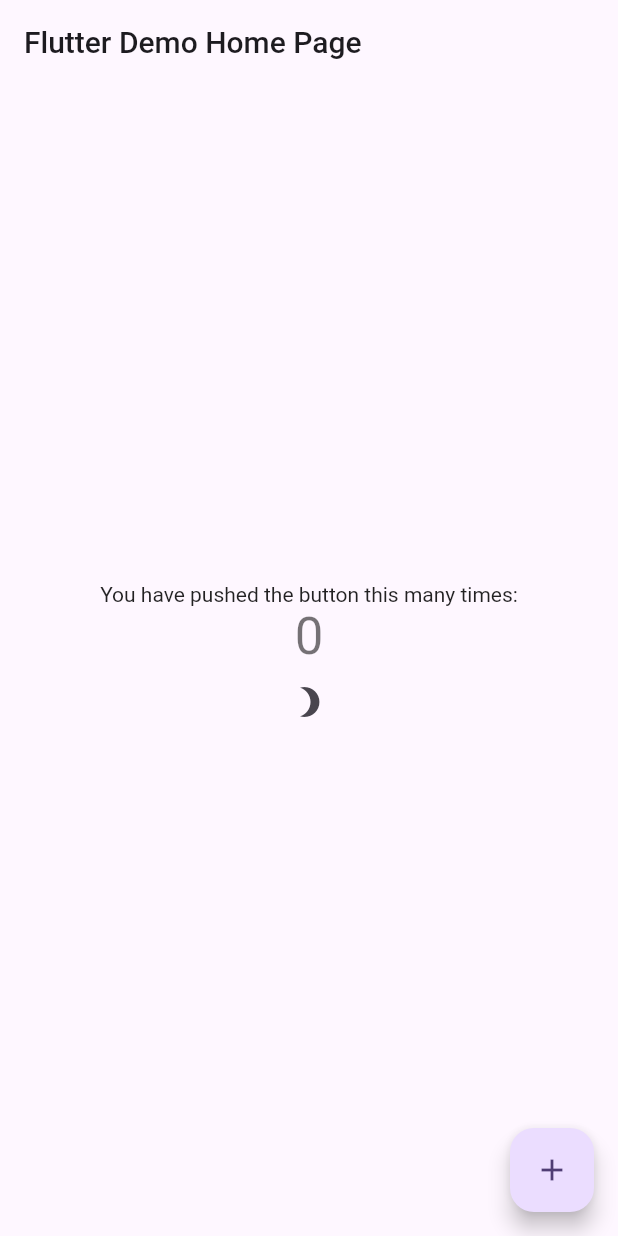
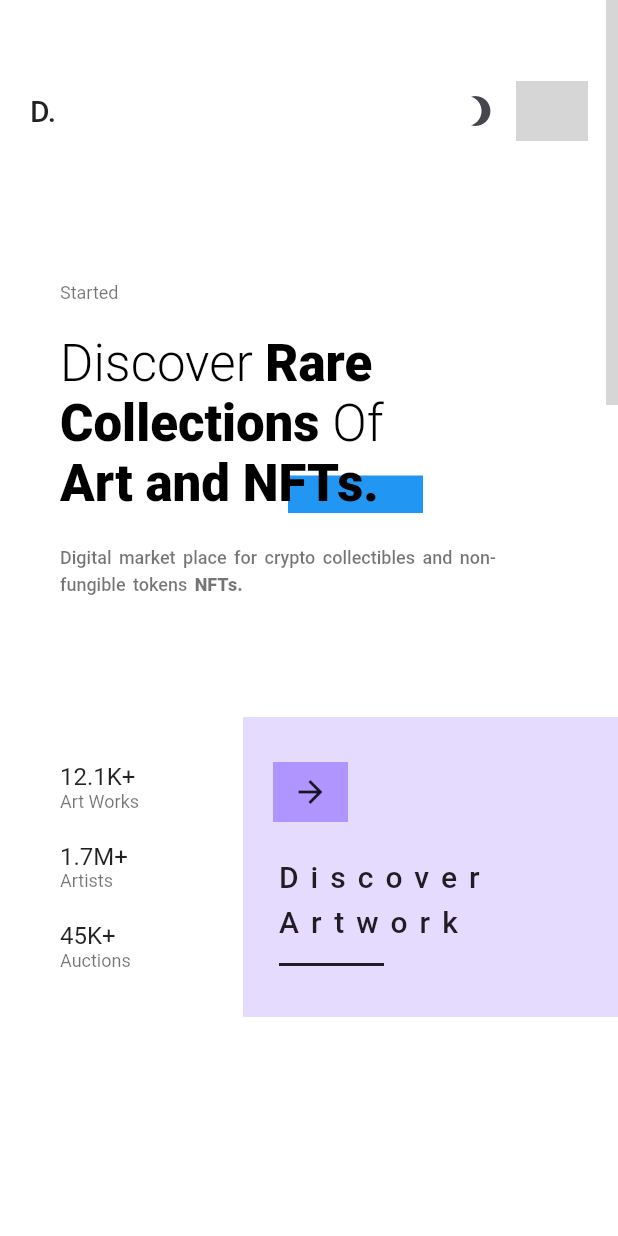
Before and after one commit to DhruvamSharma/NFT-Material3, a Flutter app: the screen it shows after launch, on a phone screen of 412 x 824 dp. Run offline on Flutter 3.47's test engine with Material 2 defaults, Android fonts, the phone set to English and light mode, and no system bars; drawn by our look-alikes of cached_network_image, dynamic_color; our stand-ins replace google_fonts, lottie, material_color_utilities; network calls fail; grey boxes are pictures that could not be loaded.

Commit message:
added home page

```diff
--- /dev/null
+++ b/lib/custom_router.dart
@@ -0,0 +1,21 @@
+import 'package:flutter/cupertino.dart';
+import 'package:flutter/services.dart';
+import 'package:nft_material/pages/home.dart';
+
+class CustomRouter {
+  static Route<dynamic> onRoute(RouteSettings settings) {
+    // provide click feedback on every page open
+    HapticFeedback.mediumImpact();
+    switch (settings.name) {
+      default:
+        return _transitionRoute(const HomePage(), HomePage.routeName);
+    }
+  }
+
+  static PageRoute _transitionRoute(Widget widget, String routeName) {
+    return CupertinoPageRoute(
+      settings: RouteSettings(name: routeName),
+      builder: (_) => widget,
+    );
+  }
+}
--- a/lib/main.dart
+++ b/lib/main.dart
@@ -1,7 +1,8 @@
 import 'package:dynamic_color/dynamic_color.dart';
 import 'package:flutter/material.dart';
+import 'package:nft_material/custom_router.dart';
+import 'package:nft_material/pages/home.dart';
 import 'package:nft_material/theme.dart';
-import 'package:nft_material/widgets/brightness_toggle.dart';
 
 void main() {
   runApp(const MyApp());
@@ -43,7 +44,9 @@ class _MyAppState extends State<MyApp> {
                   theme: theme.light(settings.value.sourceColor),
                   darkTheme: theme.dark(settings.value.sourceColor),
                   themeMode: theme.themeMode(),
-                  home: const MyHomePage(title: 'Flutter Demo Home Page'),
+                  initialRoute: HomePage.routeName,
+                  onGenerateRoute: CustomRouter.onRoute,
+                  debugShowCheckedModeBanner: false,
                 );
               }),
         ),
@@ -51,82 +54,3 @@ class _MyAppState extends State<MyApp> {
     );
   }
 }
-
-class MyHomePage extends StatefulWidget {
-  const MyHomePage({Key? key, required this.title}) : super(key: key);
-
-  // This widget is the home page of your application. It is stateful, meaning
-  // that it has a State object (defined below) that contains fields that affect
-  // how it looks.
-
-  // This class is the configuration for the state. It holds the values (in this
-  // case the title) provided by the parent (in this case the App widget) and
-  // used by the build method of the State. Fields in a Widget subclass are
-  // always marked "final".
-
-  final String title;
-
-  @override
-  State<MyHomePage> createState() => _MyHomePageState();
-}
-
-class _MyHomePageState extends State<MyHomePage> {
-  int _counter = 0;
-
-  void _incrementCounter() {
-    // do nothing
-  }
-
-  @override
-  Widget build(BuildContext context) {
-    // This method is rerun every time setState is called, for instance as done
-    // by the _incrementCounter method above.
-    //
-    // The Flutter framework has been optimized to make rerunning build methods
-    // fast, so that you can just rebuild anything that needs updating rather
-    // than having to individually change instances of widgets.
-    return Scaffold(
-      appBar: AppBar(
-        // Here we take the value from the MyHomePage object that was created by
-        // the App.build method, and use it to set our appbar title.
-        title: Text(widget.title),
-      ),
-      body: Center(
-        // Center is a layout widget. It takes a single child and positions it
-        // in the middle of the parent.
-        child: Column(
-          // Column is also a layout widget. It takes a list of children and
-          // arranges them vertically. By default, it sizes itself to fit its
-          // children horizontally, and tries to be as tall as its parent.
-          //
-          // Invoke "debug painting" (press "p" in the console, choose the
-          // "Toggle Debug Paint" action from the Flutter Inspector in Android
-          // Studio, or the "Toggle Debug Paint" command in Visual Studio Code)
-          // to see the wireframe for each widget.
-          //
-          // Column has various properties to control how it sizes itself and
-          // how it positions its children. Here we use mainAxisAlignment to
-          // center the children vertically; the main axis here is the vertical
-          // axis because Columns are vertical (the cross axis would be
-          // horizontal).
-          mainAxisAlignment: MainAxisAlignment.center,
-          children: <Widget>[
-            const Text(
-              'You have pushed the button this many times:',
-            ),
-            Text(
-              '$_counter',
-              style: Theme.of(context).textTheme.headline4,
-            ),
-            const BrightnessToggle(),
-          ],
-        ),
-      ),
-      floatingActionButton: FloatingActionButton(
-        onPressed: _incrementCounter,
-        tooltip: 'Increment',
-        child: const Icon(Icons.add),
-      ), // This trailing comma makes auto-formatting nicer for build methods.
-    );
-  }
-}
--- /dev/null
+++ b/lib/pages/home.dart
@@ -0,0 +1,44 @@
+import 'package:flutter/material.dart';
+import 'package:nft_material/widgets/common_header_widget.dart';
+import 'package:nft_material/widgets/landing_title_widget.dart';
+import 'package:nft_material/widgets/stats_widget.dart';
+import 'package:nft_material/widgets/wave_form.dart';
+
+class HomePage extends StatelessWidget {
+  const HomePage({Key? key}) : super(key: key);
+  static const String routeName = '/home-page';
+
+  @override
+  Widget build(BuildContext context) {
+    return Scaffold(
+      body: Stack(
+        children: [
+          const Positioned(
+            right: -40,
+            top: -30,
+            child: WaveFormWidget(),
+          ),
+          SingleChildScrollView(
+            child: Column(
+              crossAxisAlignment: CrossAxisAlignment.start,
+              children: const [
+                Padding(
+                  padding: EdgeInsets.all(20.0),
+                  child: CommonHeaderWidget(),
+                ),
+                Padding(
+                  padding: EdgeInsets.all(40.0),
+                  child: LandingTitleWidget(),
+                ),
+                Padding(
+                  padding: EdgeInsets.only(left: 40.0, top: 40.0),
+                  child: StatsWidget(),
+                ),
+              ],
+            ),
+          ),
+        ],
+      ),
+    );
+  }
+}
--- a/lib/theme.dart
+++ b/lib/theme.dart
@@ -159,7 +159,7 @@ class ThemeProvider extends InheritedWidget {
       navigationRailTheme: navigationRailTheme(colorScheme),
       tabBarTheme: tabBarTheme(colorScheme),
       drawerTheme: drawerTheme(colorScheme),
-      scaffoldBackgroundColor: colorScheme.background,
+      scaffoldBackgroundColor: Colors.white,
       useMaterial3: true,
     );
   }
@@ -177,7 +177,7 @@ class ThemeProvider extends InheritedWidget {
       navigationRailTheme: navigationRailTheme(colorScheme),
       tabBarTheme: tabBarTheme(colorScheme),
       drawerTheme: drawerTheme(colorScheme),
-      scaffoldBackgroundColor: colorScheme.background,
+      scaffoldBackgroundColor: Colors.black,
       useMaterial3: true,
     );
   }
--- /dev/null
+++ b/lib/widgets/common_header_widget.dart
@@ -0,0 +1,39 @@
+import 'package:cached_network_image/cached_network_image.dart';
+import 'package:flutter/material.dart';
+import 'package:nft_material/widgets/brightness_toggle.dart';
+
+class CommonHeaderWidget extends StatelessWidget {
+  const CommonHeaderWidget({Key? key}) : super(key: key);
+
+  @override
+  Widget build(BuildContext context) {
+    return Column(
+      crossAxisAlignment: CrossAxisAlignment.start,
+      children: [
+        Padding(
+          padding: const EdgeInsets.symmetric(
+            vertical: 30,
+          ),
+          child: Row(
+            children: [
+              Text(
+                'D.',
+                style: Theme.of(context).textTheme.titleLarge,
+              ),
+              const Spacer(),
+              const BrightnessToggle(),
+              SizedBox(
+                height: 40,
+                child: ClipOval(
+                  child: CachedNetworkImage(
+                      imageUrl:
+                          'https://cdn.dribbble.com/users/1338391/avatars/normal/f997f0f5cf87d50e0a89d927ed8fa367.jpg?1645879198'),
+                ),
+              ),
+            ],
+          ),
+        ),
+      ],
+    );
+  }
+}
--- /dev/null
+++ b/lib/widgets/landing_title_widget.dart
@@ -0,0 +1,95 @@
+import 'package:flutter/material.dart';
+
+class LandingTitleWidget extends StatelessWidget {
+  const LandingTitleWidget({Key? key}) : super(key: key);
+
+  @override
+  Widget build(BuildContext context) {
+    final titleTheme = Theme.of(context).textTheme.headline4?.copyWith(
+          color: Theme.of(context).brightness == Brightness.dark
+              ? Colors.white
+              : Colors.black,
+        );
+    final subtitle = Theme.of(context).textTheme.caption?.copyWith(
+          wordSpacing: 2.0,
+          height: 1.5,
+        );
+    return Column(
+      crossAxisAlignment: CrossAxisAlignment.start,
+      children: [
+        Padding(
+          padding: const EdgeInsets.only(bottom: 20.0),
+          child: Text(
+            'Started',
+            style: Theme.of(context).textTheme.caption,
+          ),
+        ),
+        Stack(
+          children: [
+            Positioned(
+              bottom: -15,
+              right: 90,
+              child: Container(
+                height: 40,
+                width: 90,
+                color: Theme.of(context).indicatorColor,
+              ),
+            ),
+            RichText(
+              text: TextSpan(
+                children: [
+                  TextSpan(
+                    text: 'Discover ',
+                    style: titleTheme?.copyWith(
+                      fontWeight: FontWeight.w300,
+                    ),
+                  ),
+                  TextSpan(
+                    text: 'Rare Collections ',
+                    style: titleTheme?.copyWith(
+                      fontWeight: FontWeight.w900,
+                    ),
+                  ),
+                  TextSpan(
+                    text: 'Of \n',
+                    style: titleTheme?.copyWith(
+                      fontWeight: FontWeight.w300,
+                    ),
+                  ),
+                  TextSpan(
+                    text: 'Art and NFTs. ',
+                    style: titleTheme?.copyWith(
+                      fontWeight: FontWeight.w900,
+                    ),
+                  ),
+                ],
+              ),
+            ),
+          ],
+        ),
+        Padding(
+          padding: const EdgeInsets.only(top: 20.0),
+          child: RichText(
+            text: TextSpan(
+              children: [
+                TextSpan(
+                  text:
+                      'Digital market place for crypto collectibles and non-fungible tokens ',
+                  style: subtitle?.copyWith(
+                    fontWeight: FontWeight.w500,
+                  ),
+                ),
+                TextSpan(
+                  text: 'NFTs.',
+                  style: subtitle?.copyWith(
+                    fontWeight: FontWeight.w900,
+                  ),
+                ),
+              ],
+            ),
+          ),
+        ),
+      ],
+    );
+  }
+}
--- /dev/null
+++ b/lib/widgets/stats_widget.dart
@@ -0,0 +1,103 @@
+import 'package:flutter/material.dart';
+
+class StatsWidget extends StatelessWidget {
+  const StatsWidget({Key? key}) : super(key: key);
+
+  @override
+  Widget build(BuildContext context) {
+    return Row(
+      children: [
+        Column(
+          crossAxisAlignment: CrossAxisAlignment.start,
+          children: const [
+            SingleStatWidget(number: '12.1K+', description: 'Art Works'),
+            SizedBox(
+              height: 20,
+            ),
+            SingleStatWidget(number: '1.7M+', description: 'Artists'),
+            SizedBox(
+              height: 20,
+            ),
+            SingleStatWidget(number: '45K+', description: 'Auctions'),
+          ],
+        ),
+        const Spacer(),
+        Container(
+          height: 200,
+          width: 250,
+          color: Theme.of(context).brightness == Brightness.dark
+              ? Colors.purple
+              : Colors.deepPurpleAccent.withOpacity(0.2),
+          child: Padding(
+            padding: const EdgeInsets.symmetric(
+              horizontal: 20.0,
+            ),
+            child: Column(
+              crossAxisAlignment: CrossAxisAlignment.start,
+              children: [
+                Container(
+                  margin: const EdgeInsets.only(
+                    top: 30.0,
+                  ),
+                  height: 40,
+                  width: 50,
+                  color: Theme.of(context).brightness == Brightness.dark
+                      ? Colors.black.withOpacity(0.2)
+                      : Colors.deepPurpleAccent.withOpacity(0.5),
+                  child: const Icon(Icons.arrow_forward),
+                ),
+                Padding(
+                  padding: const EdgeInsets.only(top: 20.0, bottom: 10.0),
+                  child: Text(
+                    'Discover Artwork',
+                    style: Theme.of(context).textTheme.titleLarge?.copyWith(
+                          letterSpacing: 8.0,
+                          height: 1.5,
+                        ),
+                  ),
+                ),
+                Padding(
+                  padding: const EdgeInsets.only(left: 4.0),
+                  child: SizedBox(
+                    width: 70,
+                    child: Divider(
+                      height: 10,
+                      thickness: 2,
+                      color: Theme.of(context).textTheme.titleLarge?.color,
+                    ),
+                  ),
+                ),
+              ],
+            ),
+          ),
+        ),
+      ],
+    );
+  }
+}
+
+class SingleStatWidget extends StatelessWidget {
+  const SingleStatWidget({
+    required this.number,
+    required this.description,
+    Key? key,
+  }) : super(key: key);
+  final String number;
+  final String description;
+  @override
+  Widget build(BuildContext context) {
+    return Column(
+      crossAxisAlignment: CrossAxisAlignment.start,
+      children: [
+        Text(
+          number,
+          style: Theme.of(context).textTheme.titleMedium,
+        ),
+        Text(
+          description,
+          style: Theme.of(context).textTheme.caption,
+        ),
+      ],
+    );
+  }
+}
--- /dev/null
+++ b/lib/widgets/wave_form.dart
@@ -0,0 +1,16 @@
+import 'package:flutter/material.dart';
+import 'package:lottie/lottie.dart';
+
+class WaveFormWidget extends StatelessWidget {
+  const WaveFormWidget({Key? key}) : super(key: key);
+
+  @override
+  Widget build(BuildContext context) {
+    return Lottie.network(
+      Theme.of(context).brightness == Brightness.dark
+          ? 'https://assets2.lottiefiles.com/packages/lf20_xsudhjgo.json'
+          : 'https://assets2.lottiefiles.com/packages/lf20_kgnr4v67.json',
+      height: 300,
+    );
+  }
+}
--- a/pubspec.yaml
+++ b/pubspec.yaml
@@ -37,6 +37,8 @@ dependencies:
   google_fonts: any
   material_color_utilities: ^0.1.4
   dynamic_color: ^1.4.0
+  lottie: any
+  cached_network_image: any
 
 
 dev_dependencies:
```
Also changed, not shown: pubspec.lock, 3 other files.
